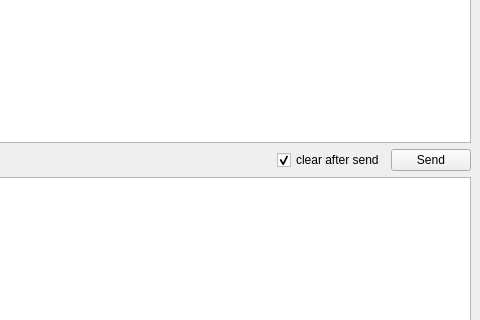
First picture: the form in mainwindow.ui, repository alexander-nik1/serial-debugger-gui, before the edit; both pictures show x 497 to 977 and y 109 to 429 of the 977 by 531 pixel window.
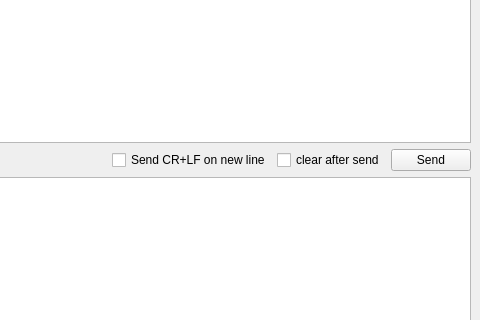
Second picture: the form after the edit.

Commit message: Adding sending CR+LF on a new line.

```diff
--- a/mainwindow.ui
+++ b/mainwindow.ui
@@ -529,13 +529,20 @@
             </property>
            </spacer>
           </item>
+          <item>
+           <widget class="QCheckBox" name="sencCRLFonNewLineCheck">
+            <property name="text">
+             <string>Send CR+LF on new line</string>
+            </property>
+           </widget>
+          </item>
           <item>
            <widget class="QCheckBox" name="clearAfterSendCheck">
             <property name="text">
              <string>clear after send</string>
             </property>
             <property name="checked">
-             <bool>true</bool>
+             <bool>false</bool>
             </property>
            </widget>
           </item>
```
Left out of the diff: 3 changed lines with no effect on the pictures. The commit also changes 1 other file.
